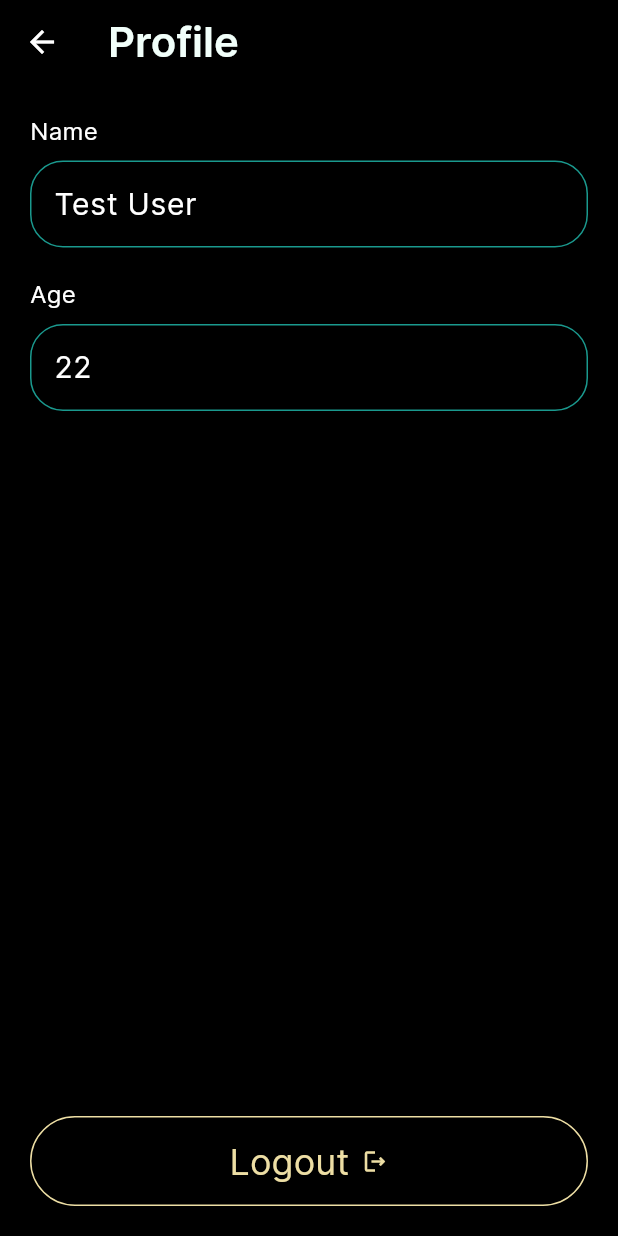
After one commit to saksham-gt/chang-pharma, a Flutter app: the ProfileScreen screen opened by its route, after a tap on "Logout", on a phone screen of 412 x 824 dp. The commit adds this screen. Run offline on Flutter 3.47's test engine with Material 3 defaults, Android fonts, the phone set to English and light mode, and no system bars; our stand-ins replace carousel_slider, dio, flutter_otp_text_field, flutter_riverpod, get_it, image_picker and 1 more; missing offline and left inert: animate_gradient; accounts and stored records are empty.

Commit message:
feat: add profile page

```diff
--- a/lib/main.dart
+++ b/lib/main.dart
@@ -8,6 +8,7 @@ import 'package:changpharma/utils/utils.dart';
 import 'package:flutter/material.dart';
 import 'package:flutter_riverpod/flutter_riverpod.dart';
 
+import 'screens/profile_screen.dart';
 import 'screens/user_preferences_screen.dart';
 import 'screens/notifications_screen.dart';
 import 'screens/phone_number_screen.dart';
@@ -72,11 +73,12 @@ class MyApp extends StatelessWidget {
         ),
       ),
       routes: {
-        '/': (context) => const LandingScreen(),
+        '/': (context) => const HomeScreen(),
         '/login': (context) => PhoneNumberLoginScreen(),
         '/signup': (context) => SignupInfoScreen(),
         '/otp': (context) => OtpVerifyScreen(),
         '/home': (context) => const HomeScreen(),
+        '/profile': (context) => const ProfileScreen(),
         '/manage-reminders': (context) => const UserPreferencesScreen(),
         '/scannedMeds': (context) => const ScannedMedsScreen(),
         '/formForMed': (context) => const FormForMedScreen(),
--- a/lib/screens/home_screen.dart
+++ b/lib/screens/home_screen.dart
@@ -39,16 +39,15 @@ class _HomeScreenState extends State<HomeScreen> {
                 Row(
                   mainAxisAlignment: MainAxisAlignment.spaceBetween,
                   children: [
-                    CircleAvatar(
-                      maxRadius: 24,
-                      minRadius: 24,
-                      backgroundColor: Colors.white,
-                      child: CircleAvatar(
-                        maxRadius: 22,
-                        minRadius: 22,
-                        backgroundColor: Colors.black,
-                        child: ClipOval(
-                          child: Image.asset("assets/images/yash_square.jpeg"),
+                    InkWell(
+                      onTap: () => Navigator.of(context).pushNamed('/profile'),
+                      child: const CircleAvatar(
+                        maxRadius: 24,
+                        minRadius: 24,
+                        backgroundColor: Colors.white,
+                        child: Icon(
+                          Icons.account_circle_outlined,
+                          size: 48,
                         ),
                       ),
                     ),
@@ -62,7 +61,7 @@ class _HomeScreenState extends State<HomeScreen> {
                   ],
                 ),
                 const SizedBox(height: 40),
-                const HomeScreenBanner(),
+                HomeScreenBanner(),
                 const SizedBox(height: 40),
                 const Text(
                   'Quick Actions',
--- /dev/null
+++ b/lib/screens/profile_screen.dart
@@ -0,0 +1,238 @@
+import 'package:changpharma/extensions/string_extensions.dart';
+import 'package:changpharma/utils/colors.dart';
+import 'package:changpharma/utils/theme.dart';
+import 'package:flutter/material.dart';
+import 'package:flutter/services.dart';
+
+class ProfileScreen extends StatefulWidget {
+  const ProfileScreen({super.key});
+
+  @override
+  State<ProfileScreen> createState() => _ProfileScreenState();
+}
+
+class _ProfileScreenState extends State<ProfileScreen> {
+  String get userName => 'Test User';
+  String get userAge => '22';
+
+  @override
+  Widget build(BuildContext context) {
+    return Scaffold(
+      backgroundColor: Colors.black,
+      appBar: AppBar(
+        backgroundColor: Colors.black,
+        title: const Text(
+          'Profile',
+          style: TextStyle(
+            fontFamily: CPFont.fontFamily,
+            fontSize: 28.0,
+            color: SystemColors.mintCream,
+            fontWeight: FontWeight.w600,
+          ),
+        ),
+      ),
+      body: SafeArea(
+        child: Padding(
+          padding: const EdgeInsets.symmetric(horizontal: 20),
+          child: Column(
+            crossAxisAlignment: CrossAxisAlignment.start,
+            children: [
+              const SizedBox(height: 20),
+              const Text(
+                'Name',
+                style: TextStyle(
+                  fontSize: 16.0,
+                  color: Colors.white,
+                  fontFamily: 'Inter',
+                ),
+                textAlign: TextAlign.left,
+              ),
+              const SizedBox(height: 8),
+              TextFormField(
+                initialValue: userName,
+                readOnly: true,
+                cursorColor: SystemColors.pharmacyGreen,
+                decoration: const InputDecoration(
+                  fillColor: Colors.white,
+                  focusColor: Colors.white,
+                  hintText: "Age",
+                  errorStyle: TextStyle(
+                    fontFamily: CPFont.fontFamily,
+                    fontSize: 14,
+                    color: SystemColors.vanilla,
+                  ),
+                  border: OutlineInputBorder(
+                    borderRadius: BorderRadius.all(
+                      Radius.circular(22),
+                    ),
+                    borderSide: BorderSide(color: SystemColors.pharmacyGreen),
+                  ),
+                  enabledBorder: OutlineInputBorder(
+                    borderRadius: BorderRadius.all(
+                      Radius.circular(22),
+                    ),
+                    borderSide: BorderSide(color: SystemColors.pharmacyGreen),
+                  ),
+                  errorBorder: OutlineInputBorder(
+                    borderRadius: BorderRadius.all(
+                      Radius.circular(22),
+                    ),
+                    borderSide: BorderSide(color: SystemColors.vanilla),
+                  ),
+                  focusedBorder: OutlineInputBorder(
+                    borderRadius: BorderRadius.all(
+                      Radius.circular(22),
+                    ),
+                    borderSide: BorderSide(color: SystemColors.pharmacyGreen),
+                  ),
+                  focusedErrorBorder: OutlineInputBorder(
+                    borderRadius: BorderRadius.all(
+                      Radius.circular(22),
+                    ),
+                    borderSide: BorderSide(color: SystemColors.vanilla),
+                  ),
+                ),
+                validator: (value) {
+                  if (value == null) {
+                    return 'Age required';
+                  }
+                  if (value.trim().isEmpty) {
+                    return 'Age required';
+                  }
+
+                  if (!value.isValidNumeric()) {
+                    return 'Invalid input';
+                  }
+
+                  return null;
+                },
+                autovalidateMode: AutovalidateMode.onUserInteraction,
+                style: const TextStyle(
+                  fontFamily: CPFont.fontFamily,
+                  fontSize: 20,
+                  height: 1.3,
+                  color: Colors.white,
+                ),
+                inputFormatters: [
+                  LengthLimitingTextInputFormatter(10),
+                ],
+                keyboardType: TextInputType.name,
+              ),
+              const SizedBox(height: 20),
+              const Text(
+                'Age',
+                style: TextStyle(
+                  fontSize: 16.0,
+                  color: Colors.white,
+                  fontFamily: 'Inter',
+                ),
+                textAlign: TextAlign.left,
+              ),
+              const SizedBox(height: 8),
+              TextFormField(
+                initialValue: userAge,
+                readOnly: true,
+                cursorColor: SystemColors.pharmacyGreen,
+                decoration: const InputDecoration(
+                  fillColor: Colors.white,
+                  focusColor: Colors.white,
+                  hintText: "Age",
+                  errorStyle: TextStyle(
+                    fontFamily: CPFont.fontFamily,
+                    fontSize: 14,
+                    color: SystemColors.vanilla,
+                  ),
+                  border: OutlineInputBorder(
+                    borderRadius: BorderRadius.all(
+                      Radius.circular(22),
+                    ),
+                    borderSide: BorderSide(color: SystemColors.pharmacyGreen),
+                  ),
+                  enabledBorder: OutlineInputBorder(
+                    borderRadius: BorderRadius.all(
+                      Radius.circular(22),
+                    ),
+                    borderSide: BorderSide(color: SystemColors.pharmacyGreen),
+                  ),
+                  errorBorder: OutlineInputBorder(
+                    borderRadius: BorderRadius.all(
+                      Radius.circular(22),
+                    ),
+                    borderSide: BorderSide(color: SystemColors.vanilla),
+                  ),
+                  focusedBorder: OutlineInputBorder(
+                    borderRadius: BorderRadius.all(
+                      Radius.circular(22),
+                    ),
+                    borderSide: BorderSide(color: SystemColors.pharmacyGreen),
+                  ),
+                  focusedErrorBorder: OutlineInputBorder(
+                    borderRadius: BorderRadius.all(
+                      Radius.circular(22),
+                    ),
+                    borderSide: BorderSide(color: SystemColors.vanilla),
+                  ),
+                ),
+                validator: (value) {
+                  if (value == null) {
+                    return 'Age required';
+                  }
+                  if (value.trim().isEmpty) {
+                    return 'Age required';
+                  }
+
+                  if (!value.isValidNumeric()) {
+                    return 'Invalid input';
+                  }
+
+                  return null;
+                },
+                autovalidateMode: AutovalidateMode.onUserInteraction,
+                style: const TextStyle(
+                  fontFamily: CPFont.fontFamily,
+                  fontSize: 20,
+                  height: 1.3,
+                  color: Colors.white,
+                ),
+                inputFormatters: [
+                  LengthLimitingTextInputFormatter(10),
+                ],
+                keyboardType: TextInputType.name,
+              ),
+              const Spacer(),
+              ElevatedButton(
+                style: ElevatedButton.styleFrom(
+                  minimumSize: const Size.fromHeight(60),
+                  backgroundColor: Colors.transparent,
+                  side: const BorderSide(color: SystemColors.vanilla),
+                ),
+                onPressed: () => onLogout(),
+                child: const Row(
+                  mainAxisAlignment: MainAxisAlignment.center,
+                  children: [
+                    Text(
+                      'Logout',
+                      style: TextStyle(
+                        color: SystemColors.vanilla,
+                        fontFamily: CPFont.fontFamily,
+                        fontSize: 24.0,
+                      ),
+                    ),
+                    SizedBox(width: 8),
+                    Icon(
+                      Icons.logout_outlined,
+                      color: SystemColors.vanilla,
+                    ),
+                  ],
+                ),
+              ),
+              const SizedBox(height: 20),
+            ],
+          ),
+        ),
+      ),
+    );
+  }
+
+  void onLogout() {}
+}
```
